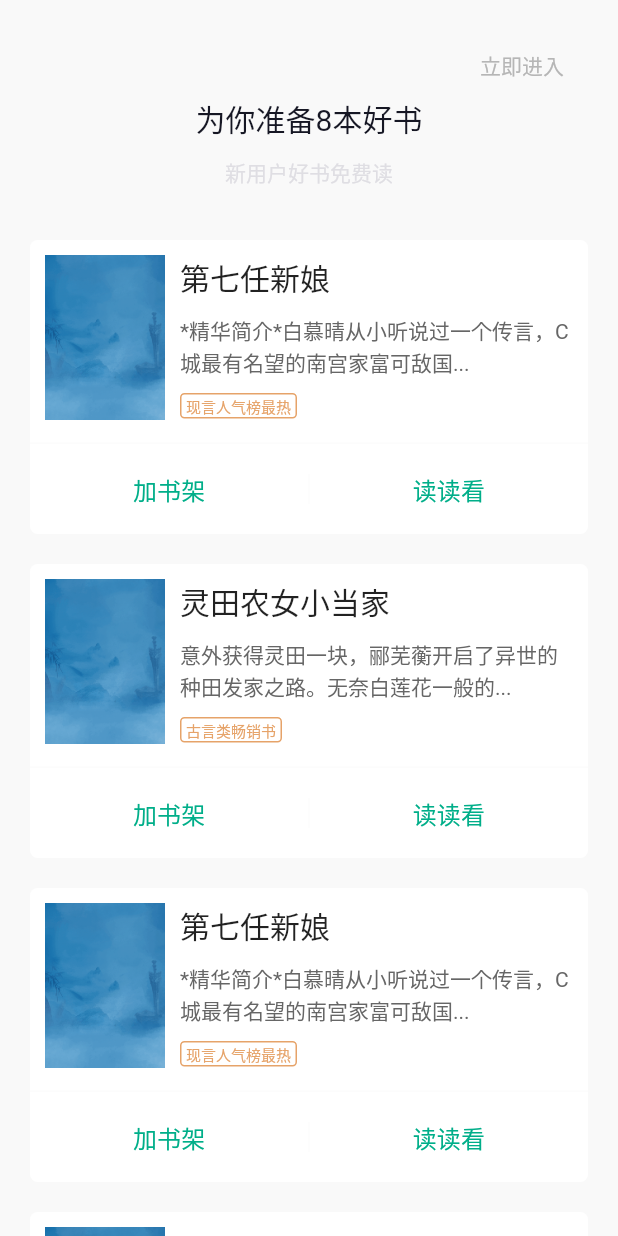
After one commit to fuchsia-group/flutter_shuqi, a Flutter app: the GuideRecommendedPage screen opened directly, on a phone screen of 412 x 824 dp. The commit adds this screen. Run offline on Flutter 3.47's test engine with Material 2 defaults, Android fonts, the phone set to English and light mode, and no system bars.

Commit message:
update ui

```diff
--- /dev/null
+++ b/flutter_shuqi/lib/views/guide_page/guide_ recommended.dart
@@ -0,0 +1,248 @@
+import 'package:flutter/material.dart';
+import 'package:flutter/cupertino.dart';
+import 'package:flutter_shuqi/common/sq_color.dart';
+import 'package:flutter_shuqi/common/screen.dart';
+import 'package:flutter_shuqi/views/first_page/home.dart';
+
+class GuideRecommendedPage extends StatefulWidget {
+  GuideRecommendedPage({Key key}) : super(key: key);
+
+  @override
+  createState() => _GuideRecommendedPageState();
+}
+
+class _GuideRecommendedPageState extends State<GuideRecommendedPage> {
+  ScrollController _controller = ScrollController();
+
+  bool showBorder = false;
+
+  final List _items = [
+    {
+      "img": "bookshelf_bg.png",
+      "bookName": "第七任新娘",
+      "bookDesc": "*精华简介*白慕晴从小听说过一个传言，C城最有名望的南宫家富可敌国...",
+      "typeName": "现言人气榜最热",
+    },
+    {
+      "img": "bookshelf_bg.png",
+      "bookName": "灵田农女小当家",
+      "bookDesc": "意外获得灵田一块，郦芜蘅开启了异世的种田发家之路。无奈白莲花一般的...",
+      "typeName": "古言类畅销书",
+    },
+    {
+      "img": "bookshelf_bg.png",
+      "bookName": "第七任新娘",
+      "bookDesc": "*精华简介*白慕晴从小听说过一个传言，C城最有名望的南宫家富可敌国...",
+      "typeName": "现言人气榜最热",
+    },
+    {
+      "img": "bookshelf_bg.png",
+      "bookName": "灵田农女小当家",
+      "bookDesc": "意外获得灵田一块，郦芜蘅开启了异世的种田发家之路。无奈白莲花一般的...",
+      "typeName": "古言类畅销书",
+    },
+    {
+      "img": "bookshelf_bg.png",
+      "bookName": "第七任新娘",
+      "bookDesc": "*精华简介*白慕晴从小听说过一个传言，C城最有名望的南宫家富可敌国...",
+      "typeName": "现言人气榜最热",
+    },
+    {
+      "img": "bookshelf_bg.png",
+      "bookName": "灵田农女小当家",
+      "bookDesc": "意外获得灵田一块，郦芜蘅开启了异世的种田发家之路。无奈白莲花一般的...",
+      "typeName": "古言类畅销书",
+    },
+    {
+      "img": "bookshelf_bg.png",
+      "bookName": "第七任新娘",
+      "bookDesc": "*精华简介*白慕晴从小听说过一个传言，C城最有名望的南宫家富可敌国...",
+      "typeName": "现言人气榜最热",
+    },
+    {
+      "img": "bookshelf_bg.png",
+      "bookName": "灵田农女小当家",
+      "bookDesc": "意外获得灵田一块，郦芜蘅开启了异世的种田发家之路。无奈白莲花一般的...",
+      "typeName": "古言类畅销书",
+    },
+  ];
+
+  @override
+  void initState() {
+    super.initState();
+    _controller.addListener(() {
+      if (_controller.offset < 100 && showBorder) {
+        setState(() {
+          showBorder = false;
+        });
+      } else if (_controller.offset >= 100 && showBorder == false) {
+        setState(() {
+          showBorder = true;
+        });
+      }
+    });
+  }
+
+  @override
+  void dispose() {
+    _controller.dispose();
+    super.dispose();
+  }
+
+  @override
+  Widget build(BuildContext context) {
+    return Scaffold(
+        appBar: PreferredSize(
+          child: Container(color: SQColor.white),
+          preferredSize: Size(Screen.width, 0),
+        ),
+        body: Stack(
+          children: <Widget>[
+            Scrollbar(
+              child: SingleChildScrollView(
+                  controller: _controller,
+                  child: Container(
+                    color: Color(0xfff9f9f9),
+                    child: Column(
+                      children: <Widget>[_buildTop(), _buildBody()],
+                    ),
+                  )),
+            ),
+            Positioned(
+              top: 20,
+              right: 20,
+              child: FlatButton(
+                onPressed: () {
+                  Navigator.push(context, MaterialPageRoute(builder: (context) {
+                    return HemoPage();
+                  }));
+                },
+                child: Text(
+                  "立即进入",
+                  style: TextStyle(color: Color(0xffb6b6b6)),
+                ),
+                shape: showBorder ? Border.all(color: Colors.grey) : null,
+                color: showBorder ? Colors.grey[200] : Colors.transparent,
+              ),
+            )
+          ],
+        ));
+  }
+
+  Widget _buildTop() {
+    return Container(
+      margin: EdgeInsets.only(top: 30),
+      constraints: BoxConstraints.tight(Size.fromHeight(130.0)),
+      child: Column(
+        mainAxisAlignment: MainAxisAlignment.center,
+        crossAxisAlignment: CrossAxisAlignment.center,
+        children: <Widget>[
+          Text("为你准备8本好书",
+              style: TextStyle(
+                  color: Color(0xff161724),
+                  fontSize: 20,
+                  fontStyle: FontStyle.normal)),
+          SizedBox(
+            height: 10,
+          ),
+          Text(
+            "新用户好书免费读",
+            style: TextStyle(color: Color(0xffdfdee3)),
+          )
+        ],
+      ),
+    );
+  }
+
+  Widget _buildBody() {
+    return Container(
+      padding: EdgeInsets.only(bottom: 10),
+      child: Column(
+        children: _items.map((item) => _buildItem(item)).toList(),
+      ),
+    );
+  }
+
+  Widget _buildItem(item) {
+    var width = Screen.width;
+    return Container(
+        width: width,
+        margin: EdgeInsets.only(left: 20,right: 20,bottom: 20),
+        decoration: BoxDecoration(
+            color: Colors.white, borderRadius: BorderRadius.circular(5)),
+        child: Column(
+          children: <Widget>[
+            Container(
+              padding: EdgeInsets.all(10),
+              child: Row(
+                crossAxisAlignment: CrossAxisAlignment.start,
+                children: <Widget>[
+                  Image.asset("images/bookshelf_bg.png",
+                      width: 80, height: 110, fit: BoxFit.cover),
+                  SizedBox(width: 10),
+                  Expanded(
+                    child: Column(
+                      mainAxisSize: MainAxisSize.max,
+                      mainAxisAlignment: MainAxisAlignment.start,
+                      crossAxisAlignment: CrossAxisAlignment.start,
+                      children: <Widget>[
+                        Text(
+                          item["bookName"],
+                          style: TextStyle(fontSize: 20),
+                        ),
+                        SizedBox(height: 10),
+                        Text(
+                          item["bookDesc"],
+                          maxLines: 2,
+                          overflow: TextOverflow.ellipsis,
+                          softWrap: true,
+                          style: TextStyle(color: Color(0xff666666)),
+                        ),
+                        SizedBox(
+                          height: 10,
+                        ),
+                        Container(
+                          padding: EdgeInsets.symmetric(horizontal: 3),
+                          child: Text(
+                            item["typeName"],
+                            style: TextStyle(
+                                color: Color(0xffe6a369), fontSize: 10),
+                          ),
+                          decoration: BoxDecoration(
+                              borderRadius: BorderRadius.circular(3),
+                              border: Border.all(color: Color(0xffe6a369))),
+                        )
+                      ],
+                    ),
+                  )
+                ],
+              ),
+            ),
+            Container(
+              margin: EdgeInsets.only(top: 5),
+              color: Color(0xfffcfcfc),
+              height: 1,
+            ),
+            Container(
+                height: 60,
+                child: Row(
+                  mainAxisAlignment: MainAxisAlignment.spaceEvenly,
+                  crossAxisAlignment: CrossAxisAlignment.center,
+                  children: <Widget>[
+                    Text("加书架",
+                        style:
+                            TextStyle(color: Color(0xff00ae89), fontSize: 16)),
+                    Container(
+                      color: Color(0xfffcfcfc),
+                      width: 1,
+                      height: 20,
+                    ),
+                    Text("读读看",
+                        style:
+                            TextStyle(color: Color(0xff00ae89), fontSize: 16))
+                  ],
+                ))
+          ],
+        ));
+  }
+}
--- a/flutter_shuqi/lib/views/guide_page/guide_page.dart
+++ b/flutter_shuqi/lib/views/guide_page/guide_page.dart
@@ -3,6 +3,7 @@ import 'package:flutter/cupertino.dart';
 import 'package:flutter_shuqi/common/sq_color.dart';
 import 'package:flutter_shuqi/common/screen.dart';
 import 'package:flutter_shuqi/views/first_page/home.dart';
+import 'package:flutter_shuqi/views/guide_page/guide_ recommended.dart';
 
 class GuidePage extends StatefulWidget {
   GuidePage({Key key}) : super(key: key);
@@ -209,7 +210,7 @@ class _GuidePageState extends State<GuidePage> {
             onTap: () {
               if (isEnable) {
                 Navigator.push(context, MaterialPageRoute(builder: (context) {
-                  return HemoPage();
+                  return GuideRecommendedPage();
                 }));
               }
             },
@@ -230,6 +231,7 @@ class _GuidePageState extends State<GuidePage> {
             mainAxisAlignment: MainAxisAlignment.center,
             children: <Widget>[
               IconButton(
+                tooltip: "ddd",
                 icon: Icon(
                   Icons.check_circle,
                   color: isEnable ? Colors.green : Colors.grey[300],
--- a/flutter_shuqi/pubspec.yaml
+++ b/flutter_shuqi/pubspec.yaml
@@ -46,6 +46,7 @@ flutter:
   - images/placeholder_avatar.png
   - images/me_wallet.png
   - images/arrow_right.png
+  - images/bookshelf_bg.png
 
   # An image asset can refer to one or more resolution-specific "variants", see
   # https://flutter.io/assets-and-images/#resolution-aware.
```
Also changed, not shown: flutter_shuqi/images/bookshelf_bg.png (added).
